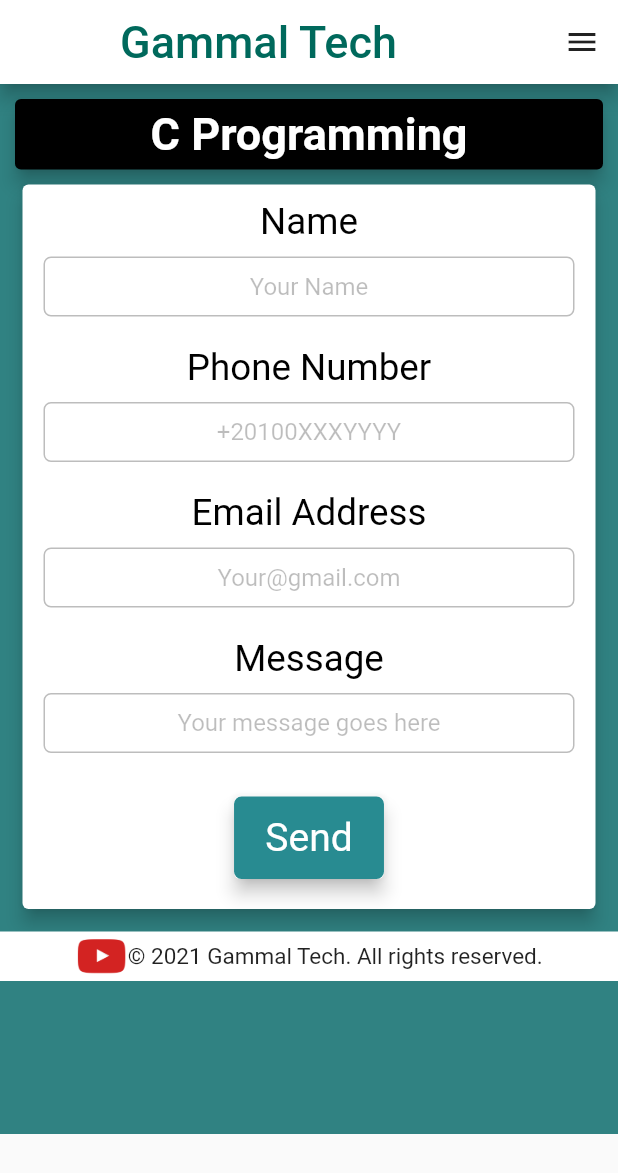
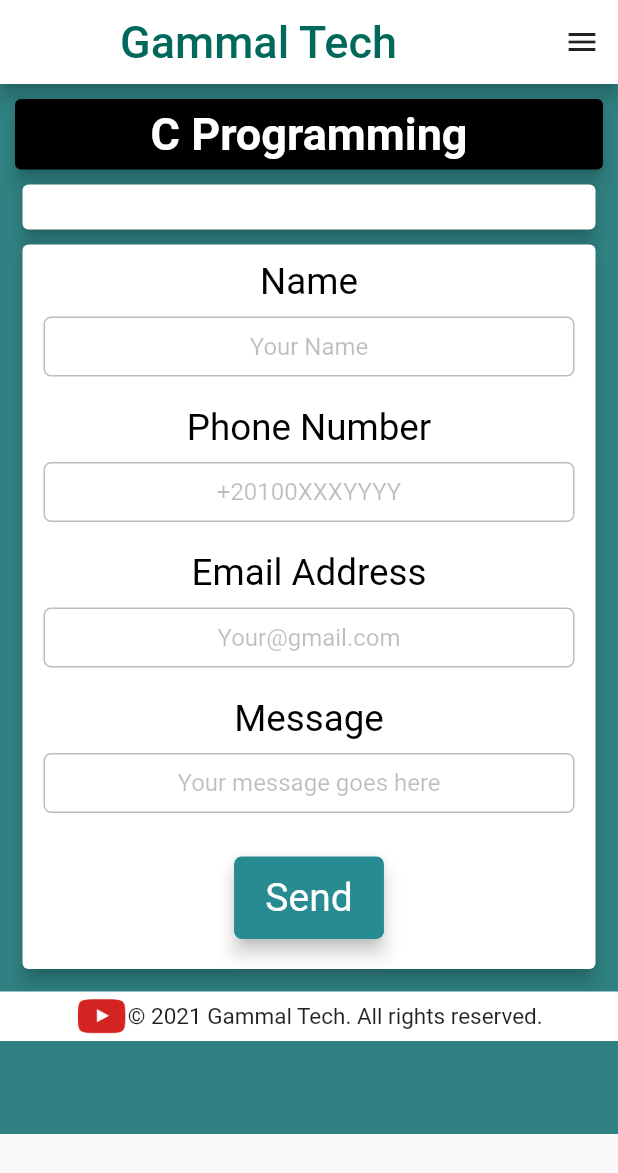
Before and after one commit to AhmedAbdoElhawary/gammal_tech_mobile_app, a Flutter app: the ContactUS screen opened directly, on a phone screen of 412 x 824 dp. Shown: the top 1173 px of the screen. Run offline on Flutter 3.47's test engine with Material 2 defaults, Android fonts, the phone set to English and light mode, and no system bars; our stand-ins replace chewie, cloud_firestore, firebase_auth, firebase_core, firebase_storage, fluttertoast and 3 more; missing offline and left inert: flutter_email_sender; accounts and stored records are empty; network calls fail.

Commit message:
add the descriptionText function (ContactUS class)

```diff
--- a/lib/contact_us.dart
+++ b/lib/contact_us.dart
@@ -142,7 +142,29 @@ class ContactUS extends StatelessWidget {
       children: [
         TheHeadCardOfText(title),
         SizedBox(height: 10),
+        descriptionText(),
+        SizedBox(height: 10),
       ],
     );
   }
+
+  Card descriptionText() {
+    return Card(
+      margin: EdgeInsets.only(
+        left: 15,
+        right: 15,
+      ),
+      elevation: 5,
+      child: Container(
+        padding: EdgeInsets.all(15),
+        width: double.infinity,
+        alignment: Alignment.center,
+        child: Column(
+          children: [
+
+          ],
+        ),
+      ),
+    );
+  }
 }
```
